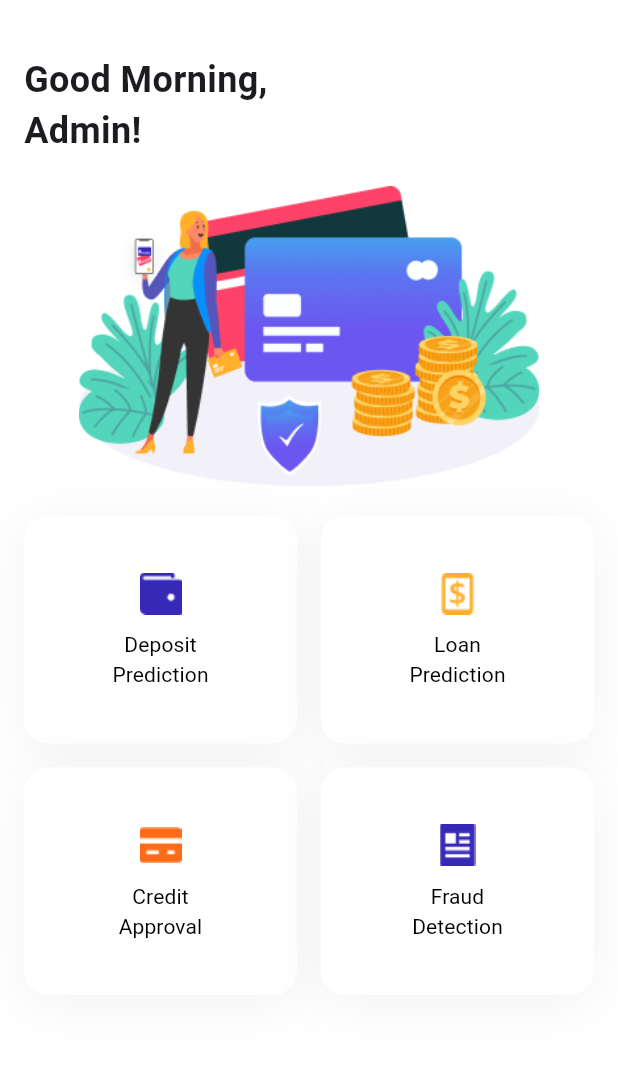
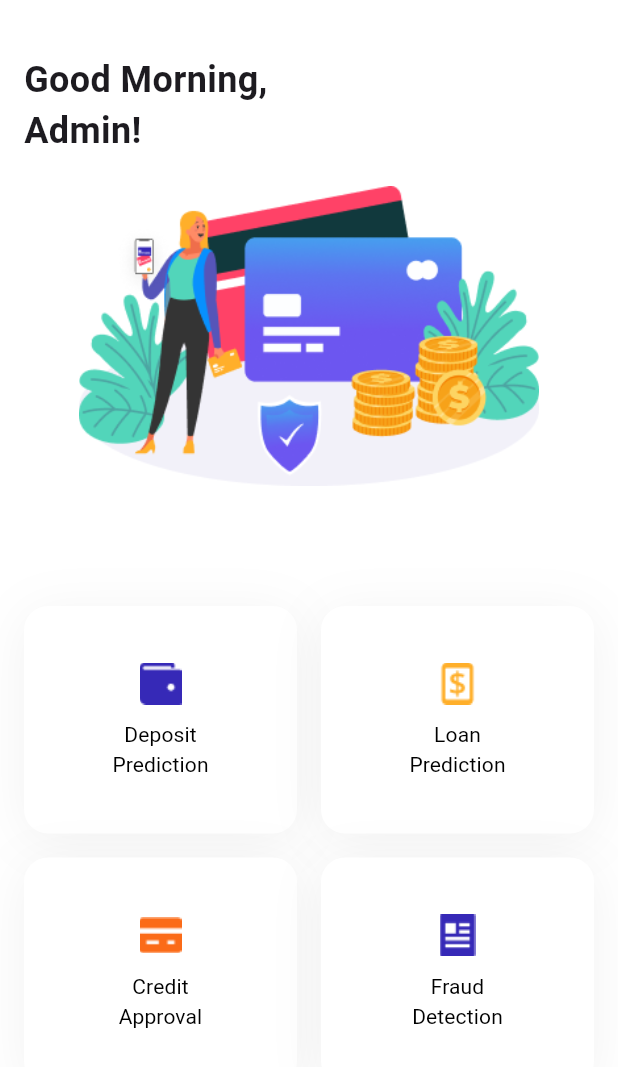
Before and after one commit to MohdSameer4532/MeeranaBanking, a Flutter app: the CreditUserInputPage screen opened directly, scrolled down 576 dp, after a tap on the "arrow back ios new" icon, on a phone screen of 412 x 824 dp. Shown: the top 1067 px of the screen. Run offline on Flutter 3.47's test engine with Material 3 defaults, Android fonts, the phone set to English and light mode, and no system bars; our stand-ins replace fl_chart.

Commit message:
some changes

```diff
--- a/lib/Credit Approval/credit_user_input_page.dart
+++ b/lib/Credit Approval/credit_user_input_page.dart
@@ -168,7 +168,7 @@ class _CreditUserInputPageState extends State<CreditUserInputPage> {
                       padding: const EdgeInsets.symmetric(
                           horizontal: 40, vertical: 15),
                       textStyle: const TextStyle(
-                          fontSize: 18, fontWeight: FontWeight.normal),
+                          fontSize: 16, fontWeight: FontWeight.normal),
                       backgroundColor: const Color.fromARGB(255, 30, 51, 84),
                     ),
                     child: const Text(
--- a/lib/Deposit/deposit_user_input_form.dart
+++ b/lib/Deposit/deposit_user_input_form.dart
@@ -123,7 +123,7 @@ class _UserInputFormState extends State<UserInputForm> {
                           horizontal: 40, vertical: 15),
                       backgroundColor: Color(0xFF1E3354),
                       textStyle: const TextStyle(
-                          fontSize: 18, fontWeight: FontWeight.normal),
+                          fontSize: 16, fontWeight: FontWeight.normal),
                     ),
                     child: const Text(
                       'Submit',
--- a/lib/custom_app_bar.dart
+++ b/lib/custom_app_bar.dart
@@ -4,14 +4,14 @@ class CustomAppBar extends StatefulWidget implements PreferredSizeWidget {
   final bool backButton;
   final BuildContext c;
   final String? title;
-  final Color backgroundColor; // Add backgroundColor parameter
+  final Color backgroundColor;
 
   CustomAppBar({
     super.key,
     this.backButton = false,
     required this.c,
     this.title,
-    required this.backgroundColor, // Require backgroundColor parameter
+    required this.backgroundColor,
   });
 
   @override
@@ -29,22 +29,22 @@ class _CustomAppBarState extends State<CustomAppBar> {
             centerTitle: true,
             leading: GestureDetector(
               onTap: () {
-                Navigator.of(widget.c).pop(); // Use Navigator to pop
+                Navigator.of(widget.c).pop();
               },
               child: const Icon(
                 Icons.arrow_back_ios_new,
-                color: Colors.white, // Set the arrow color to white
+                color: Colors.white,
               ),
             ),
             title: Text(
               widget.title ?? '',
               style: TextStyle(
-                fontSize: 16, // Set the text size to 16
-                fontWeight: FontWeight.normal, // Set the font weight to normal
-                color: Colors.white, // Set the title text color to white
+                fontSize: 16,
+                fontWeight: FontWeight.normal,
+                color: Colors.white,
               ),
             ),
-            backgroundColor: widget.backgroundColor, // Set the background color
+            backgroundColor: widget.backgroundColor,
             shape: const RoundedRectangleBorder(
               borderRadius: BorderRadius.vertical(
                 bottom: Radius.circular(30),
@@ -55,49 +55,7 @@ class _CustomAppBarState extends State<CustomAppBar> {
             leading: Padding(
               padding: const EdgeInsets.all(8.0),
               child: GestureDetector(
-                onTap: () {
-                  // Define navigation logic here
-                },
-                child: const CircleAvatar(
-                  backgroundImage:
-                      AssetImage('assets/profile.png'), // Placeholder
-                ),
-              ),
-            ),
-            title: GestureDetector(
-              onTap: () {
-                // Define navigation logic here
-              },
-              child: Column(
-                crossAxisAlignment: CrossAxisAlignment.start,
-                children: [
-                  Text(
-                    'User Name', // Placeholder
-                    style: TextStyle(
-                      fontSize: 16, // Set the text size to 16
-                      fontWeight:
-                          FontWeight.normal, // Set the font weight to normal
-                      color: Colors.white, // Set the title text color to white
-                    ),
-                  ),
-                ],
-              ),
-            ),
-            actions: [
-              IconButton(
-                icon: const Icon(
-                  Icons.menu,
-                  color: Colors.white, // Set the menu icon color to white
-                ),
-                onPressed: () {
-                  // Open end drawer
-                },
-              ),
-            ],
-            backgroundColor: widget.backgroundColor, // Set the background color
-            shape: const RoundedRectangleBorder(
-              borderRadius: BorderRadius.vertical(
-                bottom: Radius.circular(30),
+                onTap: () {},
               ),
             ),
           );
--- a/lib/welcome_page.dart
+++ b/lib/welcome_page.dart
@@ -49,7 +49,8 @@ class WelcomePage extends StatelessWidget {
                   child: Image.asset('assets/banking_illustration.png',
                       height: 200),
                 ),
-                const SizedBox(height: 20),
+                const SizedBox(
+                    height: 80), // Increased space to move buttons down
                 GridView.count(
                   crossAxisCount: 2,
                   shrinkWrap: true,
```
